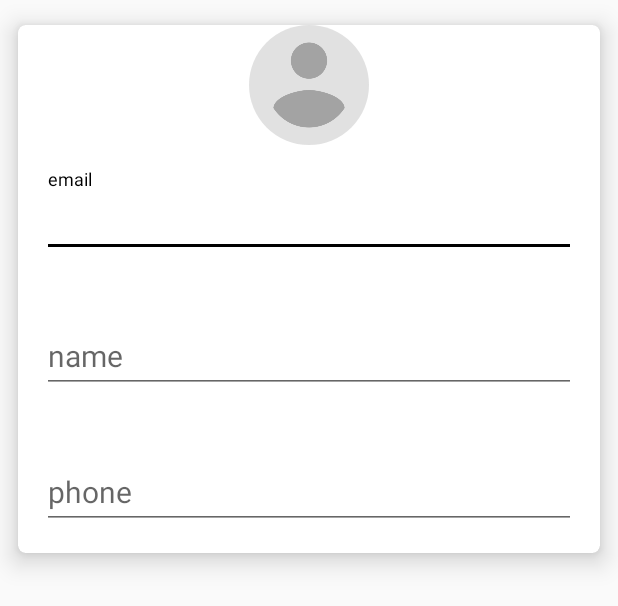
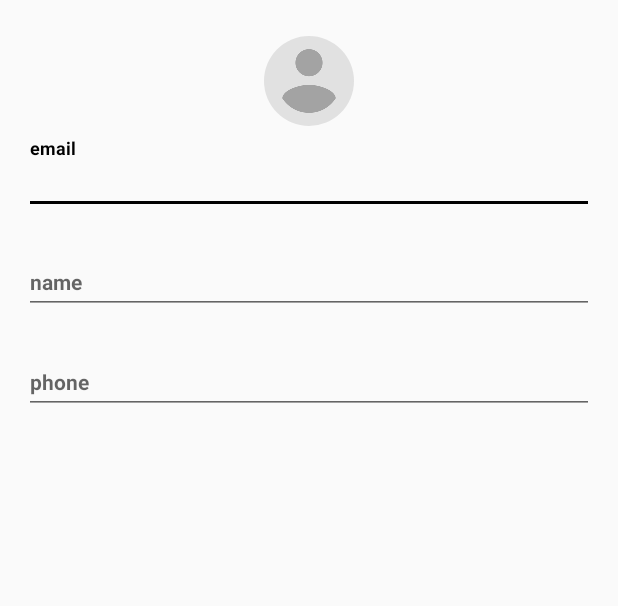
Before and after one commit to doannnd/DriverApp, an Android app: the layout edit_driver_profile.xml on its own in the app's theme, with its tools: preview values and no code run, on a phone screen of 412 x 824 dp. Shown: the top 606 px of the screen. Run offline under Robolectric (Android 15) with nearby library versions, the phone set to English and light mode, and no system bars.

Commit message:
clean code

```diff
--- a/app/build.gradle
+++ b/app/build.gradle
@@ -26,6 +26,7 @@ dependencies {
     implementation "com.android.support:design:$support_library"
     implementation "com.android.support:support-media-compat:$support_library"
     implementation "com.android.support:support-v4:$support_library"
+    implementation "com.android.support:exifinterface:$support_library"
     implementation "com.android.support.constraint:constraint-layout:$constaint_layout"
     // firebase library
     implementation "com.google.firebase:firebase-core:$firebase_core"
@@ -45,7 +46,9 @@ dependencies {
     implementation 'com.firebase:geofire-android:2.3.1'
     implementation 'com.google.maps.android:android-maps-utils:0.5'
     implementation 'de.hdodenhof:circleimageview:3.0.0'
-    implementation 'com.squareup.picasso:picasso:2.71828'
+    implementation 'com.github.bumptech.glide:glide:4.9.0'
+    annotationProcessor 'com.github.bumptech.glide:compiler:4.9.0'
+    implementation 'com.github.d-max:spots-dialog:1.1@aar'
     // testing
     implementation 'com.android.support.constraint:constraint-layout:1.1.3'
     implementation 'com.google.android.gms:play-services-maps:16.1.0'
--- a/app/src/main/java/com/nguyendinhdoan/driverapp/activity/VerifyPhoneActivity.java
+++ b/app/src/main/java/com/nguyendinhdoan/driverapp/activity/VerifyPhoneActivity.java
@@ -237,9 +237,12 @@ public class VerifyPhoneActivity extends AppCompatActivity implements
                     public void onComplete(@NonNull Task<AuthResult> task) {
                         progressBar.setVisibility(View.INVISIBLE);
                         if (task.isSuccessful()) {
+                            // save previous, after jump to driver screen
+                            //Common.currentDriver = driver;
+
                             saveDriverInDatabase(driver);
                             // save current driver to send notification have driver name to user app
-                            Common.currentDriver = driver;
+
                         } else {
                             Log.e(TAG, "error: " + task.getException());
                             showSnackBar(Objects.requireNonNull(task.getException()).getMessage());
--- a/app/src/main/res/layout/content_driver_home.xml
+++ b/app/src/main/res/layout/content_driver_home.xml
@@ -80,6 +80,7 @@
             android:textColorHint="@android:color/darker_gray"
             android:textSize="14sp"
             android:textStyle="bold"
+            android:focusableInTouchMode="false"
             tools:ignore="Autofill" />
 
     </android.support.v7.widget.CardView>
--- a/app/src/main/res/layout/edit_driver_profile.xml
+++ b/app/src/main/res/layout/edit_driver_profile.xml
@@ -1,28 +1,23 @@
 <?xml version="1.0" encoding="utf-8"?>
-<android.support.v7.widget.CardView xmlns:android="http://schemas.android.com/apk/res/android"
+<LinearLayout xmlns:android="http://schemas.android.com/apk/res/android"
     xmlns:app="http://schemas.android.com/apk/res-auto"
     android:layout_width="match_parent"
     android:layout_height="wrap_content"
-    app:cardCornerRadius="5dp"
-    app:cardElevation="10dp"
-    app:cardUseCompatPadding="true">
-
-    <LinearLayout
-        android:layout_width="match_parent"
-        android:layout_height="wrap_content"
     android:gravity="center_horizontal"
-        android:orientation="vertical">
+    android:orientation="vertical"
+    android:padding="8dp">
 
     <de.hdodenhof.circleimageview.CircleImageView
         android:id="@+id/upload_image_view"
-            android:layout_width="80dp"
-            android:layout_height="80dp"
-            android:src="@drawable/ic_profile"/>
+        android:layout_width="60dp"
+        android:layout_height="60dp"
+        android:layout_marginTop="16dp"
+        android:src="@drawable/ic_profile" />
 
     <android.support.design.widget.TextInputLayout
         android:layout_width="match_parent"
         android:layout_height="wrap_content"
-            android:padding="16dp">
+        android:padding="8dp">
 
         <android.support.design.widget.TextInputEditText
             android:id="@+id/email_edit_text"
@@ -31,14 +26,15 @@
             android:hint="@string/hint_email"
             android:inputType="textEmailAddress"
             android:textColor="@android:color/black"
-                android:textSize="20sp" />
+            android:textSize="14sp"
+            android:textStyle="bold" />
 
     </android.support.design.widget.TextInputLayout>
 
     <android.support.design.widget.TextInputLayout
         android:layout_width="match_parent"
         android:layout_height="wrap_content"
-            android:padding="16dp">
+        android:padding="8dp">
 
         <android.support.design.widget.TextInputEditText
             android:id="@+id/name_edit_text"
@@ -47,14 +43,15 @@
             android:hint="@string/hint_name"
             android:inputType="text"
             android:textColor="@android:color/black"
-                android:textSize="20sp" />
+            android:textSize="14sp"
+            android:textStyle="bold" />
 
     </android.support.design.widget.TextInputLayout>
 
     <android.support.design.widget.TextInputLayout
         android:layout_width="match_parent"
         android:layout_height="wrap_content"
-            android:padding="16dp">
+        android:padding="8dp">
 
         <android.support.design.widget.TextInputEditText
             android:id="@+id/phone_edit_text"
@@ -63,10 +60,8 @@
             android:hint="@string/hint_phone"
             android:inputType="phone"
             android:textColor="@android:color/black"
-                android:textSize="20sp" />
+            android:textSize="14sp"
+            android:textStyle="bold" />
 
     </android.support.design.widget.TextInputLayout>
-
 </LinearLayout>
-
-</android.support.v7.widget.CardView>
--- a/app/src/main/res/values/strings.xml
+++ b/app/src/main/res/values/strings.xml
@@ -68,7 +68,9 @@
     <string name="menu_settings">Settings</string>
     <string name="menu_sign_out">Sign out</string>
     <string name="menu_edit_profile">Edit profile</string>
-    <string name="edit_profile">EDIT PROFILE</string>
+    <string name="edit_profile">Update</string>
     <string name="edit_profile_message">Please fill all information</string>
+    <string name="edit_button_dilog">Edit</string>
+    <string name="cancel_button_dialog">cancel</string>
 
 </resources>
```
Also changed, not shown: app/src/main/java/com/nguyendinhdoan/driverapp/activity/DriverActivity.java (+108 -39 lines), app/src/main/res/drawable-v21/ic_menu_settings.xml (deleted, +0 -9 lines), app/src/main/res/drawable/ic_menu_settings.xml (added, +9 -0 lines). Lines whose indentation alone changed are shown as unchanged.
